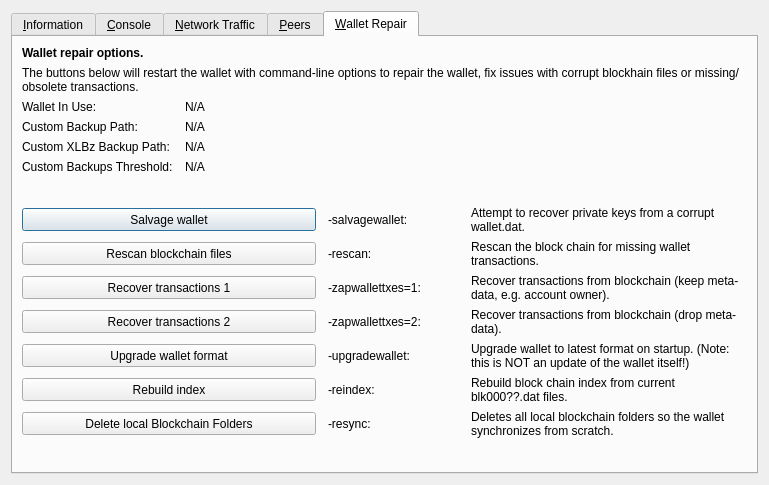
binarysculptor/wallet, file src/qt/forms/rpcconsole.ui: the form before one commit.
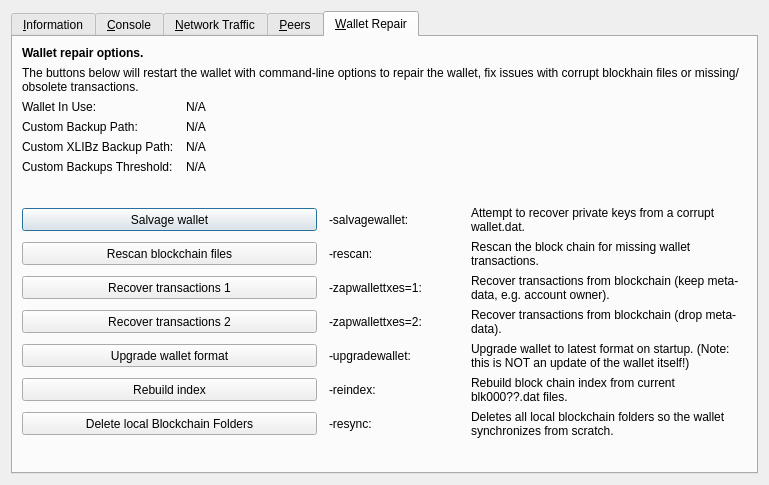
The form after the commit. The open tabs and pages were chosen to show the change. Icons and pictures are not drawn. Custom widgets are drawn as their Qt base class.

Patch:
```diff
--- a/src/qt/forms/rpcconsole.ui
+++ b/src/qt/forms/rpcconsole.ui
@@ -1328,7 +1328,7 @@
        <item row="4" column="0">
         <widget class="QLabel" name="wallet_customxlbzbackuppath_label">
          <property name="text">
-          <string>Custom XLBz Backup Path:</string>
+          <string>Custom XLIBz Backup Path:</string>
          </property>
          <property name="visible">
           <bool>false</bool>
```
Left out of the diff: 4 changed lines with no effect on the pictures.
